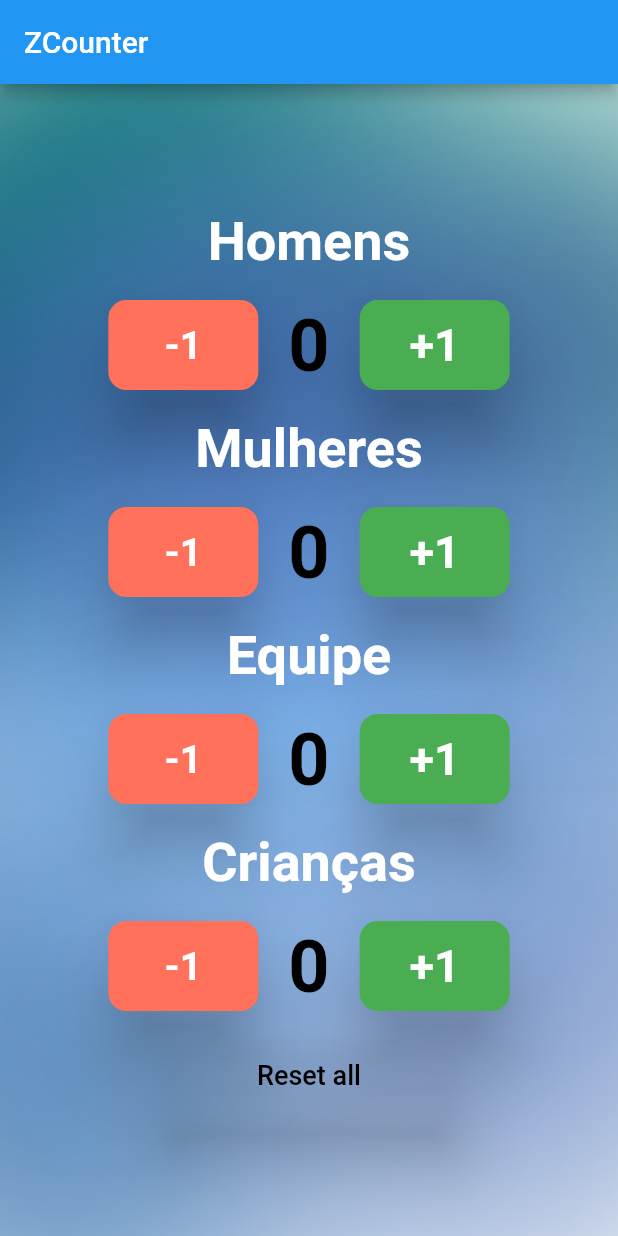
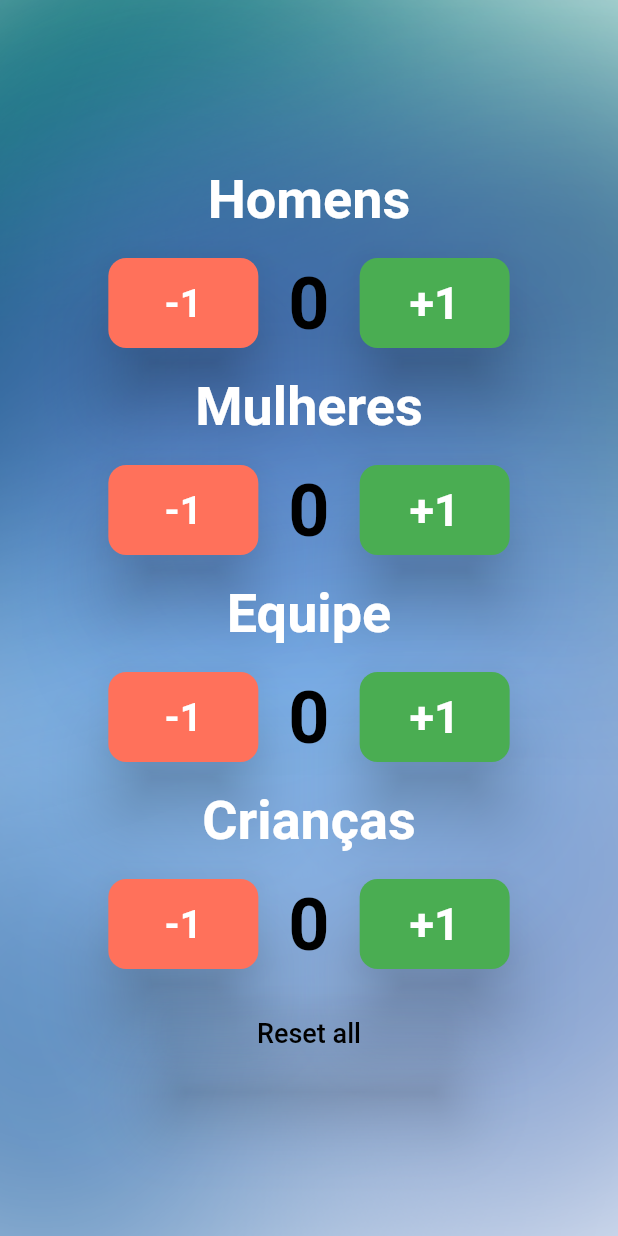
Before and after one commit to fabiojwalter/zcounter, a Flutter app: the screen it shows after launch, on a phone screen of 412 x 824 dp. Run offline on Flutter 3.47's test engine with Material 2 defaults, Android fonts, the light colour scheme and no system bars.

Commit message:
removing appbar

```diff
--- a/lib/main.dart
+++ b/lib/main.dart
@@ -93,9 +93,6 @@ class _HomeCounterState extends State<HomeCounter> {
   Widget build(BuildContext context) {
     return SafeArea(
       child: Scaffold(
-        appBar: AppBar(
-          title: const Text('ZCounter'),
-        ),
         body: Container(
           decoration: const BoxDecoration(
             // color: Color(0xFF006D6D),
```
